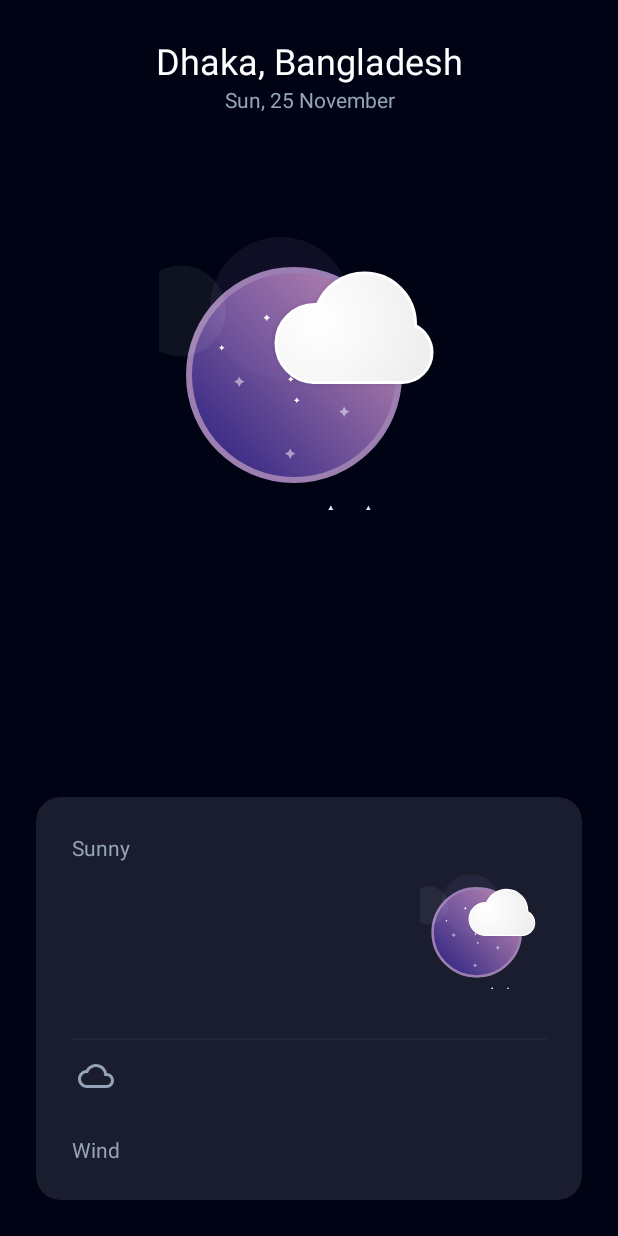
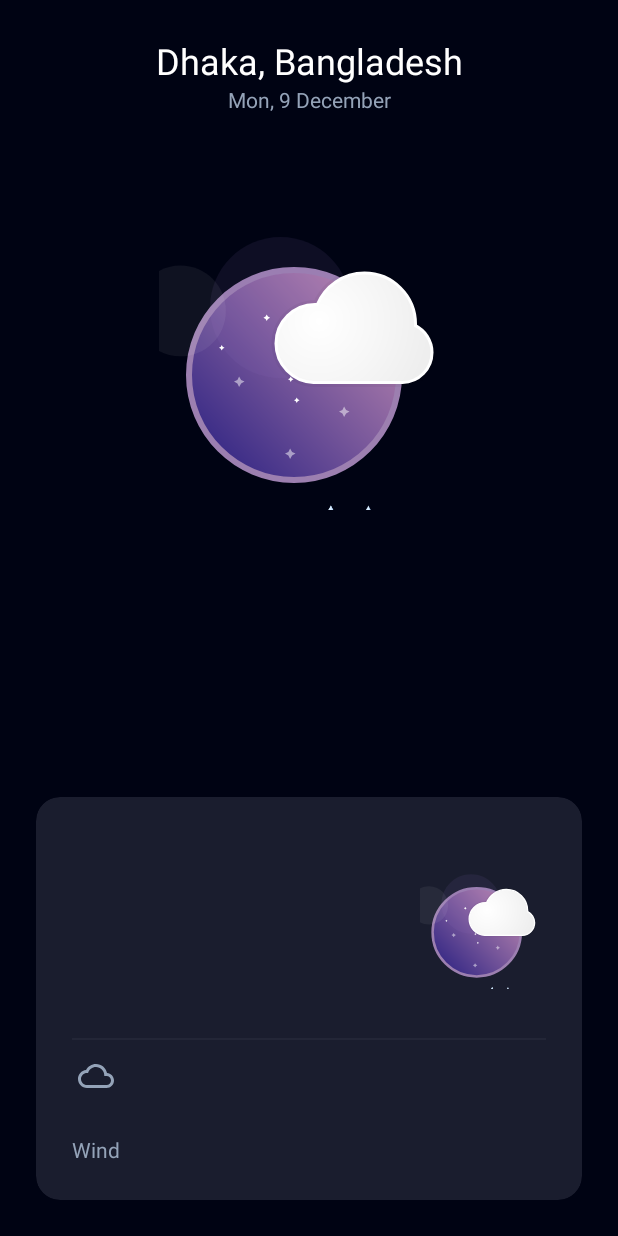
Before and after one commit to anupbhowmik/Weather-App-Workshop, an Android app: the screen it shows after launch (MainActivity), on a phone screen of 412 x 824 dp. Run offline under Robolectric (Android 15) with nearby library versions, the phone set to English and light mode, and no system bars; our stand-ins replace Volley; network calls fail.

```diff
--- a/app/src/main/java/com/example/weather_app_dev/MainActivity.java
+++ b/app/src/main/java/com/example/weather_app_dev/MainActivity.java
@@ -16,9 +16,12 @@ import com.example.weather_app_dev.model.WeatherData;
 import org.json.JSONException;
 import org.json.JSONObject;
 
+import java.text.SimpleDateFormat;
+import java.util.Date;
+import java.util.Locale;
+
 public class MainActivity extends AppCompatActivity {
-    private String API_KEY="1395bcc1916947dea8e80728242411";
-    private TextView tempText, windText, tvFeelsLike;
+    private TextView tempText, windText, tvFeelsLike, tvCondition, tvDate;
     private SwipeRefreshLayout swipeRefreshLayout;
 
     @Override
@@ -41,13 +44,19 @@ public class MainActivity extends AppCompatActivity {
         tempText = findViewById(R.id.tv_temp);
         windText = findViewById(R.id.tv_wind);
         tvFeelsLike = findViewById(R.id.tv_feels_like);
+        tvCondition = findViewById(R.id.tv_condition);
+        tvDate = findViewById(R.id.tv_date);
         swipeRefreshLayout = findViewById(R.id.swipe_refresh_layout);
+
+        String currentDate = new SimpleDateFormat("EEE, d MMMM", Locale.getDefault()).format(new Date());
+        tvDate.setText(currentDate);
     }
 
     public void fetchWeatherData() {
 
         RequestQueue queue = Volley.newRequestQueue(this);
-        String location = "London";
+        String location = "Dhaka";
+        String API_KEY = "1395bcc1916947dea8e80728242411";
         String url = "https://api.weatherapi.com/v1/current.json?key=" + API_KEY + "&q=" + location;
 
         JsonObjectRequest jsonObjectRequest = new JsonObjectRequest(Request.Method.GET, url, null,
@@ -56,7 +65,7 @@ public class MainActivity extends AppCompatActivity {
                     public void onResponse(JSONObject response) {
                         try {
                             JSONObject current = response.getJSONObject("current");
-                            WeatherData.Current currentWeather = new WeatherData.Current();
+                            WeatherData currentWeather = new WeatherData();
                             currentWeather.tempC = current.getDouble("temp_c");
                             currentWeather.windKph = current.getDouble("wind_kph");
                             currentWeather.feelslike = current.getDouble("feelslike_c");
@@ -78,10 +87,11 @@ public class MainActivity extends AppCompatActivity {
 
     }
 
-    private void updateUI(WeatherData.Current current) {
+    private void updateUI(WeatherData current) {
         tempText.setText(((int) current.tempC) + "°C");
         windText.setText(current.windKph + " km/h");
         tvFeelsLike.setText("Feels like " + ((int) current.feelslike) + "°C");
+        tvCondition.setText(current.condition);
     }
 
     private void showError(String message) {
--- a/app/src/main/java/com/example/weather_app_dev/model/WeatherData.java
+++ b/app/src/main/java/com/example/weather_app_dev/model/WeatherData.java
@@ -1,13 +1,10 @@
 package com.example.weather_app_dev.model;
 
 public class WeatherData {
-    public Current current;
-
-    public static class Current {
 
         public double tempC;
         public double windKph;
         public double feelslike;
         public String condition;
-    }
+
 }
--- a/app/src/main/res/layout/activity_main.xml
+++ b/app/src/main/res/layout/activity_main.xml
@@ -32,7 +32,7 @@
         android:textSize="14sp"
         android:id="@+id/tv_date"
         android:layout_below="@id/tv_location"
-        android:text="Sun, 25 November"
+        tools:text="Sun, 25 November"
         android:textColor="@color/paragraphSecondary"
         />
 
@@ -71,10 +71,11 @@
                     android:orientation="vertical"
                     android:layout_height="wrap_content">
                     <TextView
+                        android:id="@+id/tv_condition"
                         android:layout_width="wrap_content"
                         android:textColor="@color/paragraphSecondary"
                         android:layout_height="wrap_content"
-                        android:text="Sunny"/>
+                        tools:text="Sunny"/>
 
                     <TextView
                         android:id="@+id/tv_temp"
--- a/app/src/main/res/values/strings.xml
+++ b/app/src/main/res/values/strings.xml
@@ -1,3 +1,3 @@
 <resources>
-    <string name="app_name">weather App Dev</string>
+    <string name="app_name">Weather App</string>
 </resources>
```
Also changed, not shown: 1 other file.
